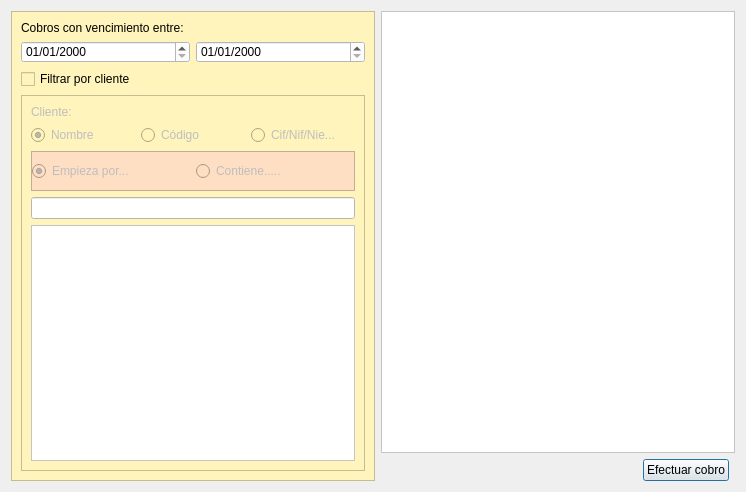
Old version of the form Zona_Ventas/frmgestioncobros.ui in the repository arcnexus/RedFoX.
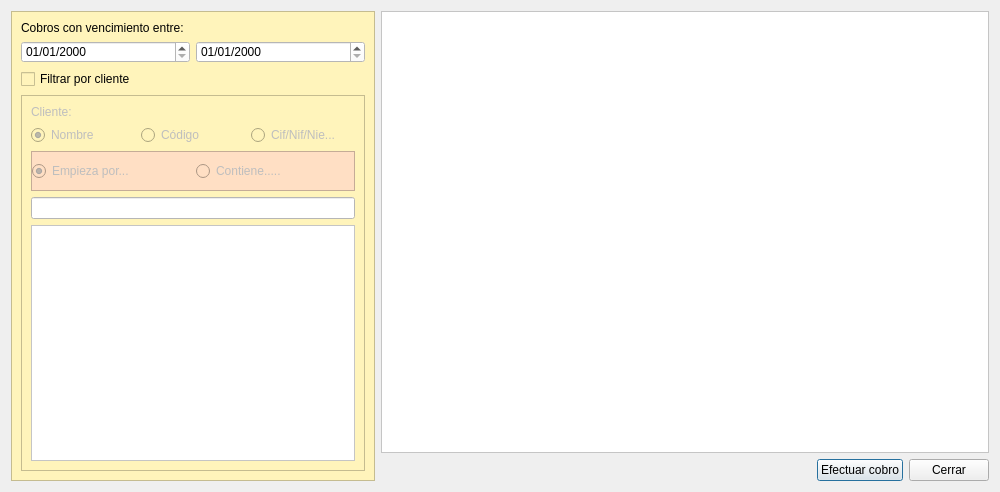
New version of the form. Icons and pictures are not drawn.

```diff
--- a/Zona_Ventas/frmgestioncobros.ui
+++ b/Zona_Ventas/frmgestioncobros.ui
@@ -6,7 +6,7 @@
    <rect>
     <x>0</x>
     <y>0</y>
-    <width>746</width>
+    <width>1000</width>
     <height>492</height>
    </rect>
   </property>
@@ -198,6 +198,16 @@
      <property name="text">
       <string>Efectuar cobro</string>
      </property>
+     <property name="icon">
+      <iconset resource="../maya.qrc">
+       <normaloff>:/Icons/PNG/pagos.png</normaloff>:/Icons/PNG/pagos.png</iconset>
+     </property>
+     <property name="iconSize">
+      <size>
+       <width>70</width>
+       <height>70</height>
+      </size>
+     </property>
     </widget>
    </item>
    <item row="1" column="1">
@@ -216,7 +226,40 @@
    <item row="0" column="1" colspan="3">
     <widget class="QTableView" name="tabla_deuda">
      <property name="styleSheet">
-      <string notr="true">background-color: rgb(255, 255, 255);</string>
+      <string notr="true">background-color: rgb(255, 255, 255);
+alternate-background-color: rgb(227, 255, 203);</string>
+     </property>
+     <property name="alternatingRowColors">
+      <bool>true</bool>
+     </property>
+     <property name="selectionMode">
+      <enum>QAbstractItemView::SingleSelection</enum>
+     </property>
+     <property name="selectionBehavior">
+      <enum>QAbstractItemView::SelectRows</enum>
+     </property>
+     <attribute name="horizontalHeaderStretchLastSection">
+      <bool>true</bool>
+     </attribute>
+     <attribute name="verticalHeaderVisible">
+      <bool>false</bool>
+     </attribute>
+    </widget>
+   </item>
+   <item row="1" column="3">
+    <widget class="QPushButton" name="btnCerrar">
+     <property name="text">
+      <string>Cerrar</string>
+     </property>
+     <property name="icon">
+      <iconset resource="../maya.qrc">
+       <normaloff>:/Icons/PNG/Exit.png</normaloff>:/Icons/PNG/Exit.png</iconset>
+     </property>
+     <property name="iconSize">
+      <size>
+       <width>70</width>
+       <height>70</height>
+      </size>
      </property>
     </widget>
    </item>
```
Left out of the diff: 6 changed lines with no effect on the pictures.
